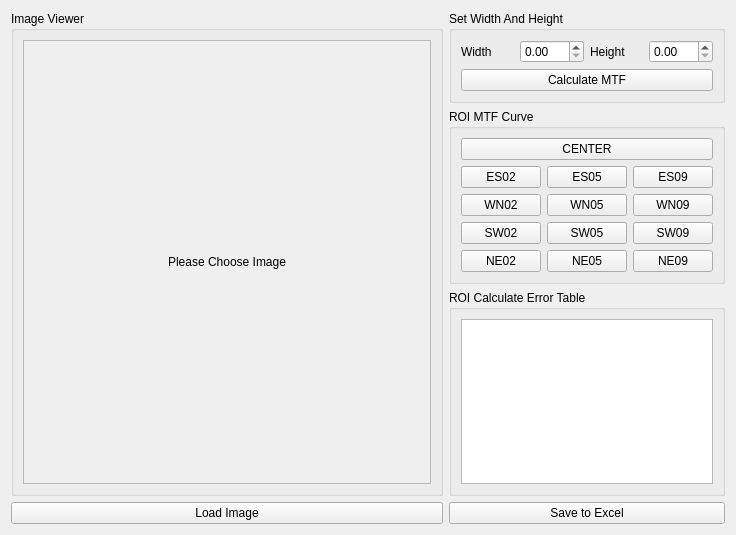
Before: the Qt Designer form lnxmtfprototype.ui in Wanncye/MechMindQtMTF, drawn with Qt 5.
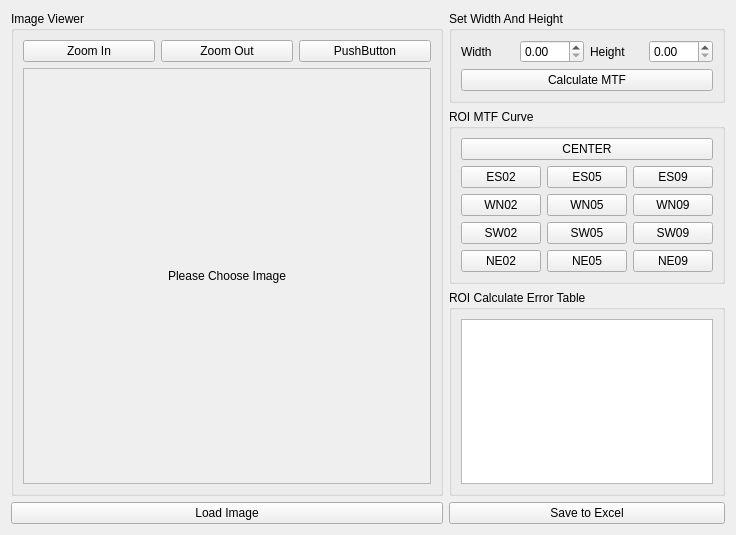
After: the same form once the commit is applied. Custom widgets are drawn as their Qt base class.

```diff
--- a/lnxmtfprototype.ui
+++ b/lnxmtfprototype.ui
@@ -34,6 +34,31 @@
         <string>Image Viewer</string>
        </property>
        <layout class="QVBoxLayout" name="verticalLayout_11">
+        <item>
+         <layout class="QHBoxLayout" name="horizontalLayout_3">
+          <item>
+           <widget class="QPushButton" name="zoomIn">
+            <property name="text">
+             <string>Zoom In</string>
+            </property>
+           </widget>
+          </item>
+          <item>
+           <widget class="QPushButton" name="zoomOut">
+            <property name="text">
+             <string>Zoom Out</string>
+            </property>
+           </widget>
+          </item>
+          <item>
+           <widget class="QPushButton" name="pushButton">
+            <property name="text">
+             <string>PushButton</string>
+            </property>
+           </widget>
+          </item>
+         </layout>
+        </item>
         <item>
          <widget class="QScrollArea" name="scrollArea">
           <property name="widgetResizable">
@@ -45,7 +70,7 @@
              <x>0</x>
              <y>0</y>
              <width>370</width>
-             <height>419</height>
+             <height>377</height>
             </rect>
            </property>
            <property name="layoutDirection">
```
